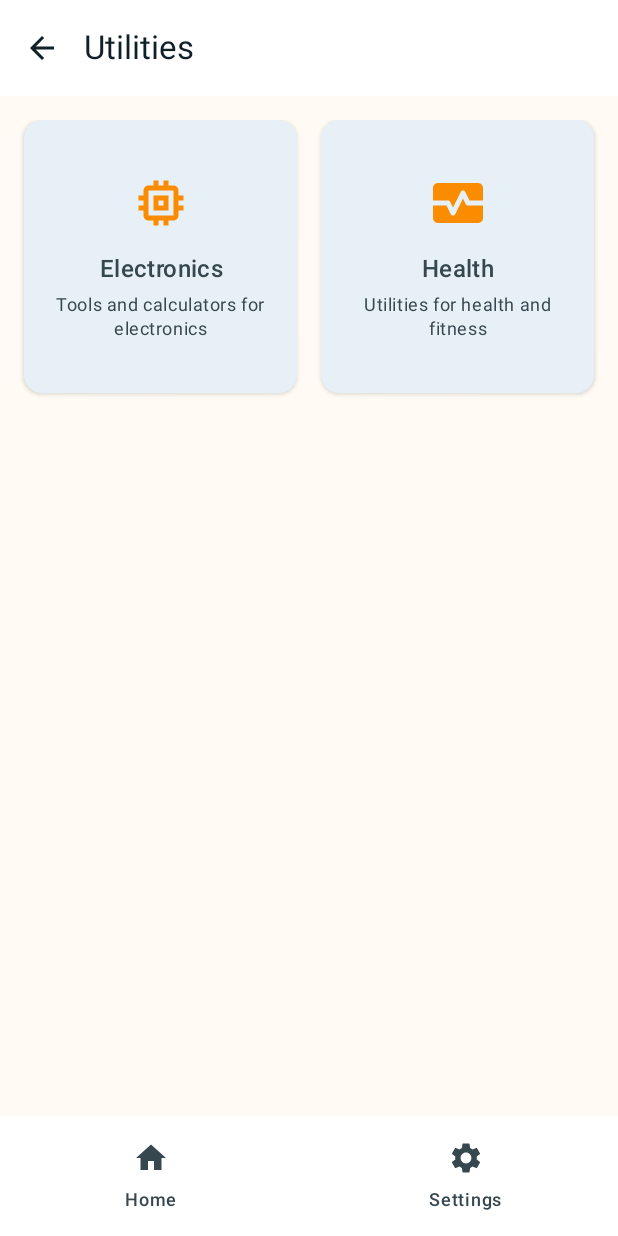
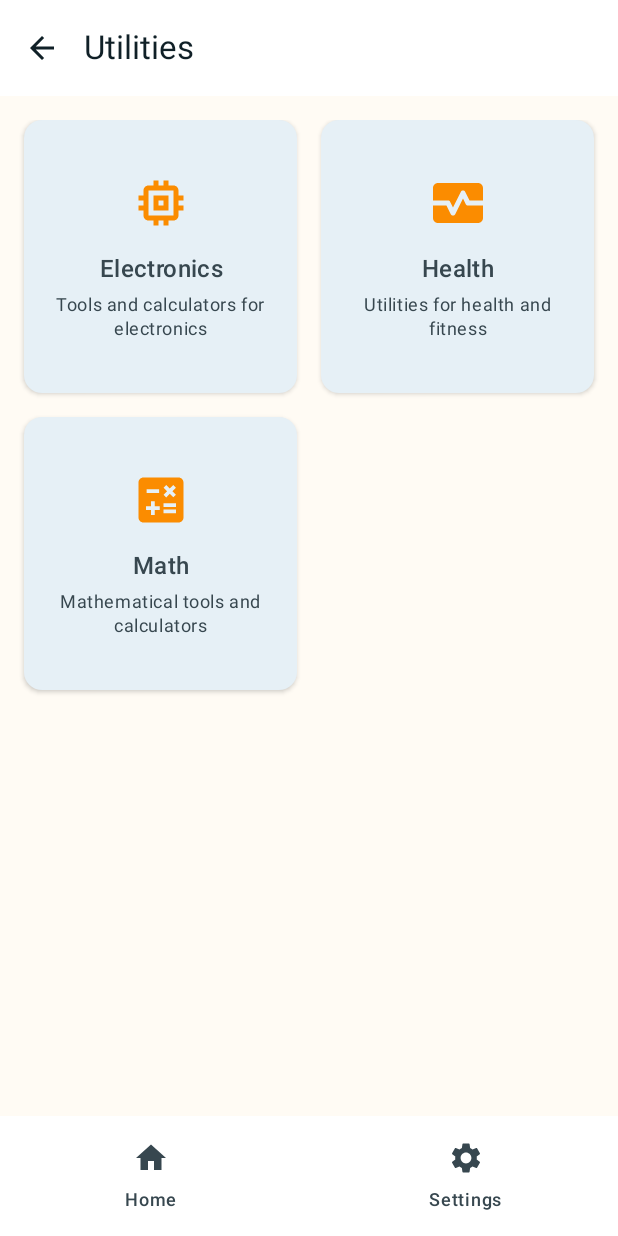
Before and after one commit to Greg50100/Ganymede, an Android app built with Jetpack Compose: the screen it shows after launch (MainActivity), after a tap on "A collection of small tools", on a phone screen of 412 x 824 dp. Run offline under Robolectric (Android 15) with nearby library versions, the phone set to English and light mode, and no system bars; pictures from the network do not load; Roboto replaces fonts that are not available here.

Commit message:
feat: Add Math Utilities section with Quadratic Equation Solver
This commit introduces a new "Math" category to the Utilities section, featuring a Quadratic Equation Solver.

**New Features:**
- **UtilitiesScreen:**
    - A "Math" category has been added alongside "Electronics" and "Health".
- **MathCategoryScreen (`math/MathCategoryScreen.kt`):**
    - A new screen that lists available math tools.
    - Currently contains a button to navigate to the Quadratic Equation Solver.
- **QuadraticEquationSolverScreen (`math/QuadraticEquationSolverScreen.kt`):**
    - A new calculator to solve quadratic equations of the form `ax² + bx + c = 0`.
    - It takes coefficients `a`, `b`, and `c` as input.
    - It calculates and displays the discriminant (Δ) and the real or complex roots.

**Navigation and Strings:**
- **`NavGraph.kt`:**
    - Added new navigation routes for the Math category and the Quadratic Equation Solver (`MathCategory`, `QuadraticEquationSolver`).
    - Updated the `TopAppBar` to display the correct title for the new screens.
- **`strings.xml`:**
    - Added new strings for the math category title and description, and all UI text for the Quadratic Equation Solver (titles, labels, results, errors).

**Minor Refactoring:**
- **`TimeConstantCalculatorScreen.kt`:**
    - Renamed the composable function `CapacitorChargeScreen` to `TimeConstantCalculatorScreen` for better clarity.

```diff
--- a/app/src/main/kotlin/com/joviansapps/ganymede/navigation/NavGraph.kt
+++ b/app/src/main/kotlin/com/joviansapps/ganymede/navigation/NavGraph.kt
@@ -20,32 +20,34 @@ import androidx.compose.runtime.Composable
 import androidx.compose.runtime.getValue
 import androidx.compose.ui.Modifier
 import androidx.compose.ui.res.stringResource
-import com.joviansapps.ganymede.R
+import androidx.lifecycle.viewmodel.compose.viewModel
 import androidx.navigation.compose.NavHost
 import androidx.navigation.compose.composable
 import androidx.navigation.compose.currentBackStackEntryAsState
 import androidx.navigation.compose.rememberNavController
+import com.joviansapps.ganymede.R
+import com.joviansapps.ganymede.graphing.GraphViewModel
 import com.joviansapps.ganymede.ui.screens.calculator.CalculatorScreen
 import com.joviansapps.ganymede.ui.screens.converter.ConverterScreen
+import com.joviansapps.ganymede.ui.screens.graph.GraphScreen
 import com.joviansapps.ganymede.ui.screens.home.HomeScreen
 import com.joviansapps.ganymede.ui.screens.settings.SettingsScreen
-import com.joviansapps.ganymede.ui.screens.graph.GraphScreen
 import com.joviansapps.ganymede.ui.screens.utilities.UtilitiesScreen
 import com.joviansapps.ganymede.ui.screens.utilities.electronics.ElectronicCategoryScreen
-import com.joviansapps.ganymede.ui.screens.utilities.electronics.CapacitorChargeScreen
+import com.joviansapps.ganymede.ui.screens.utilities.electronics.LedResistorCalculatorScreen
+import com.joviansapps.ganymede.ui.screens.utilities.electronics.OhmsLawCalculatorScreen
+import com.joviansapps.ganymede.ui.screens.utilities.electronics.ParallelSeriesCapacitorCalculatorScreen
 import com.joviansapps.ganymede.ui.screens.utilities.electronics.ParallelSeriesResistorCalculatorScreen
+import com.joviansapps.ganymede.ui.screens.utilities.electronics.TimeConstantCalculatorScreen
+import com.joviansapps.ganymede.ui.screens.utilities.electronics.Timer555CalculatorScreen
+import com.joviansapps.ganymede.ui.screens.utilities.electronics.VoltageDividerCalculatorScreen
 import com.joviansapps.ganymede.ui.screens.utilities.electronics.inductancecalculator.InductanceCalculatorScreen
 import com.joviansapps.ganymede.ui.screens.utilities.electronics.resistorcalculator.ResistorCalculatorScreen
-import com.joviansapps.ganymede.ui.screens.utilities.electronics.ParallelSeriesCapacitorCalculatorScreen
-import com.joviansapps.ganymede.ui.screens.utilities.electronics.OhmsLawCalculatorScreen
-import com.joviansapps.ganymede.ui.screens.utilities.electronics.VoltageDividerCalculatorScreen
-import com.joviansapps.ganymede.ui.screens.utilities.electronics.LedResistorCalculatorScreen
-import com.joviansapps.ganymede.ui.screens.utilities.electronics.Timer555CalculatorScreen
 import com.joviansapps.ganymede.ui.screens.utilities.health.BmiCalculatorScreen
 import com.joviansapps.ganymede.ui.screens.utilities.health.HealthCategoryScreen
+import com.joviansapps.ganymede.ui.screens.utilities.math.MathCategoryScreen
+import com.joviansapps.ganymede.ui.screens.utilities.math.QuadraticEquationSolverScreen
 import com.joviansapps.ganymede.viewmodel.SettingsViewModel
-import androidx.lifecycle.viewmodel.compose.viewModel
-import com.joviansapps.ganymede.graphing.GraphViewModel
 
 sealed class Dest(val route: String) {
     data object Home             : Dest("home")
@@ -64,9 +66,10 @@ sealed class Dest(val route: String) {
     data object VoltageDividerCalculator : Dest("voltage_divider_calculator")
     data object LedResistorCalculator : Dest("led_resistor_calculator")
     data object Timer555Calculator : Dest("timer_555_calculator")
-    // New destinations for Health utilities
     data object HealthCategory   : Dest("health_category")
     data object BmiCalculator    : Dest("bmi_calculator")
+    data object MathCategory     : Dest("math_category")
+    data object QuadraticEquationSolver : Dest("quadratic_solver")
 }
 
 @OptIn(ExperimentalMaterial3Api::class)
@@ -101,6 +104,8 @@ fun AppRoot(settingsVm: SettingsViewModel) {
                 Dest.Timer555Calculator.route -> stringResource(R.string.timer_555_astable_title)
                 Dest.HealthCategory.route -> stringResource(R.string.health_category_title)
                 Dest.BmiCalculator.route -> stringResource(R.string.bmi_calculator_title)
+                Dest.MathCategory.route -> stringResource(R.string.math_category_title)
+                Dest.QuadraticEquationSolver.route -> stringResource(R.string.quadratic_equation_solver_title)
                 else -> stringResource(R.string.app_name)
             }
             TopAppBar(
@@ -189,7 +194,8 @@ fun AppRoot(settingsVm: SettingsViewModel) {
             composable(Dest.Utilities.route) {
                 UtilitiesScreen(
                     onOpenElectronics = { nav.navigate(Dest.ElectronicsCategory.route) },
-                    onOpenHealth = { nav.navigate(Dest.HealthCategory.route) }
+                    onOpenHealth = { nav.navigate(Dest.HealthCategory.route) },
+                    onOpenMath = { nav.navigate(Dest.MathCategory.route) }
                 )
             }
             composable(Dest.ElectronicsCategory.route) {
@@ -207,7 +213,7 @@ fun AppRoot(settingsVm: SettingsViewModel) {
             }
             composable(Dest.ResistorCalculator.route) { ResistorCalculatorScreen() }
             composable(Dest.InductanceCalculator.route) { InductanceCalculatorScreen() }
-            composable(Dest.TimeConstantCalculator.route) { CapacitorChargeScreen( ) }
+            composable(Dest.TimeConstantCalculator.route) { TimeConstantCalculatorScreen( ) }
             composable(Dest.ParallelSeriesResistorCalculator.route) { ParallelSeriesResistorCalculatorScreen() }
             composable(Dest.ParallelSeriesCapacitorCalculator.route) { ParallelSeriesCapacitorCalculatorScreen() }
             composable(Dest.OhmsLawCalculator.route) { OhmsLawCalculatorScreen() }
@@ -215,7 +221,6 @@ fun AppRoot(settingsVm: SettingsViewModel) {
             composable(Dest.LedResistorCalculator.route) { LedResistorCalculatorScreen() }
             composable(Dest.Timer555Calculator.route) { Timer555CalculatorScreen() }
 
-            // New routes for Health Utilities
             composable(Dest.HealthCategory.route) {
                 HealthCategoryScreen(
                     onOpenBmiCalculator = { nav.navigate(Dest.BmiCalculator.route) }
@@ -224,6 +229,14 @@ fun AppRoot(settingsVm: SettingsViewModel) {
             composable(Dest.BmiCalculator.route) {
                 BmiCalculatorScreen()
             }
+            composable(Dest.MathCategory.route) {
+                MathCategoryScreen(
+                    onOpenQuadraticEquationSolver = { nav.navigate(Dest.QuadraticEquationSolver.route) }
+                )
+            }
+            composable(Dest.QuadraticEquationSolver.route) {
+                QuadraticEquationSolverScreen()
+            }
         }
     }
 }
--- a/app/src/main/kotlin/com/joviansapps/ganymede/ui/screens/utilities/UtilitiesScreen.kt
+++ b/app/src/main/kotlin/com/joviansapps/ganymede/ui/screens/utilities/UtilitiesScreen.kt
@@ -6,6 +6,7 @@ import androidx.compose.foundation.lazy.grid.LazyVerticalGrid
 import androidx.compose.foundation.lazy.grid.items
 import androidx.compose.foundation.shape.RoundedCornerShape
 import androidx.compose.material.icons.Icons
+import androidx.compose.material.icons.filled.Calculate
 import androidx.compose.material.icons.filled.Memory
 import androidx.compose.material.icons.filled.MonitorHeart
 import androidx.compose.material3.*
@@ -31,7 +32,8 @@ private data class Utility(
 @Preview
 fun UtilitiesScreen(
     onOpenElectronics: () -> Unit = {},
-    onOpenHealth: () -> Unit = {}
+    onOpenHealth: () -> Unit = {},
+    onOpenMath: () -> Unit = {}
 ) {
     // List of available utility categories
     val utilities = listOf(
@@ -46,6 +48,12 @@ fun UtilitiesScreen(
             descriptionRes = R.string.health_category_description,
             icon = Icons.Default.MonitorHeart,
             onClick = onOpenHealth
+        ),
+        Utility(
+            titleRes = R.string.math_category_title,
+            descriptionRes = R.string.math_category_description,
+            icon = Icons.Default.Calculate,
+            onClick = onOpenMath
         )
         // New utilities can be added here easily
     )
@@ -72,7 +80,7 @@ fun UtilitiesScreen(
 
 @OptIn(ExperimentalMaterial3Api::class)
 @Composable
-private fun UtilityCard(
+fun UtilityCard(
     title: String,
     description: String,
     icon: ImageVector,
--- a/app/src/main/kotlin/com/joviansapps/ganymede/ui/screens/utilities/electronics/TimeConstantCalculatorScreen.kt
+++ b/app/src/main/kotlin/com/joviansapps/ganymede/ui/screens/utilities/electronics/TimeConstantCalculatorScreen.kt
@@ -185,7 +185,7 @@ class CapacitorChargeViewModel : ViewModel() {
 
 @Composable
 
-fun CapacitorChargeScreen(viewModel: CapacitorChargeViewModel = viewModel()) {
+fun TimeConstantCalculatorScreen(viewModel: CapacitorChargeViewModel = viewModel()) {
     // ... (Le reste du fichier est identique à la version précédente)
     val uiState by viewModel.uiState.collectAsStateWithLifecycle()
     var selectedTabIndex by remember { mutableIntStateOf(0) }
@@ -462,8 +462,8 @@ fun ChargeDischargeGraph(points: List<GraphPoint>) {
 
 @Preview(showBackground = true)
 @Composable
-private fun CapacitorChargeScreenPreview() {
+private fun TimeConstantCalculatorScreenPreview() {
     MaterialTheme {
-        CapacitorChargeScreen()
+        TimeConstantCalculatorScreen()
     }
 }
```
Also changed, not shown: app/src/main/kotlin/com/joviansapps/ganymede/ui/screens/utilities/math/MathCategoryScreen.kt (added, +32 -0 lines), app/src/main/kotlin/com/joviansapps/ganymede/ui/screens/utilities/math/QuadraticEquationSolverScreen.kt (added, +97 -0 lines), app/src/main/res/values/strings.xml (+18 -0 lines).
